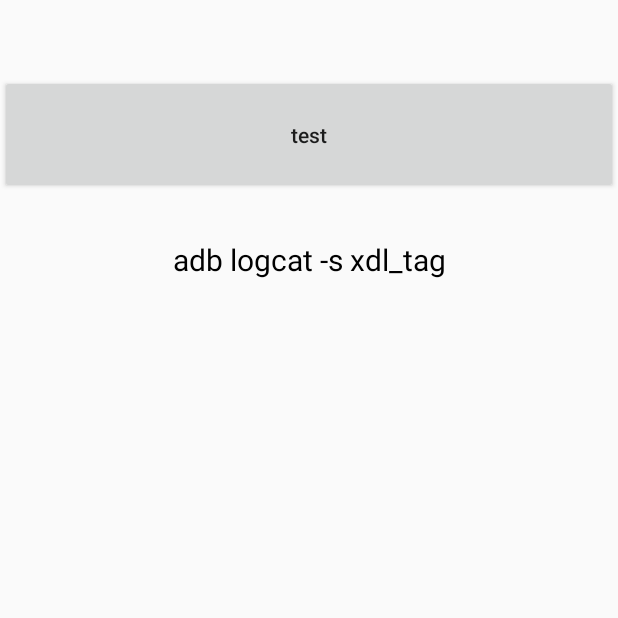
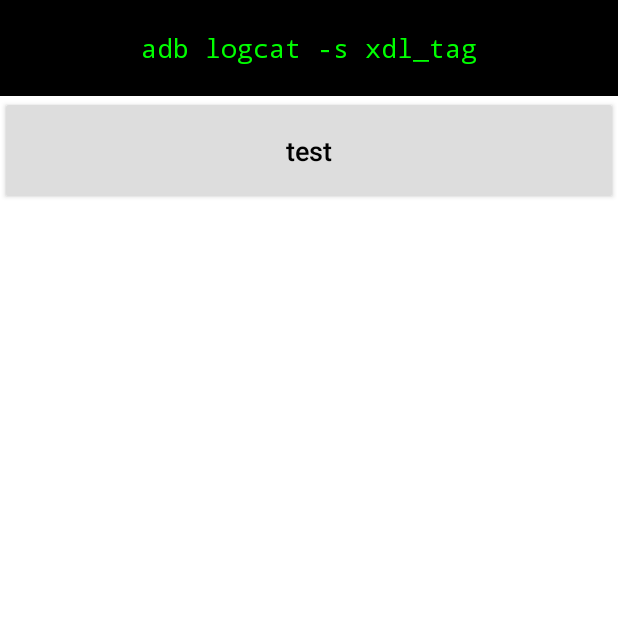
Before and after one commit to hexhacking/xDL, an Android app: the screen it shows after launch (MainActivity), on a phone screen of 412 x 824 dp, the top half of it. Run offline under Robolectric (Android 15) with nearby library versions, the phone set to English and light mode, and no system bars; 2 statements that could not run were skipped.

Commit message:
Improve the sample app.

```diff
--- a/build.gradle
+++ b/build.gradle
@@ -1,6 +1,6 @@
 plugins {
-    id 'com.android.application' version '8.5.1' apply false
-    id 'com.android.library' version '8.5.1' apply false
+    id 'com.android.application' version '8.10.1' apply false
+    id 'com.android.library' version '8.10.1' apply false
 }
 
 tasks.register('clean', Delete) {
@@ -9,12 +9,12 @@ tasks.register('clean', Delete) {
 
 ext {
     minSdkVersion = 16
-    compileSdkVersion = 35
-    targetSdkVersion = 35
-    buildToolsVersion = "35.0.0"
+    compileSdkVersion = 36
+    targetSdkVersion = 36
+    buildToolsVersion = "36.0.0"
     javaVersion = JavaVersion.VERSION_1_8
     ndkVersion = "23.2.8568313"
-    cmakeVersion = "3.22.1"
+    cmakeVersion = "4.0.2"
     abiFilters = "armeabi-v7a,arm64-v8a,x86,x86_64"
     useASAN = false
     dependencyOnLocalLibrary = true
--- a/xdl/src/main/cpp/CMakeLists.txt
+++ b/xdl/src/main/cpp/CMakeLists.txt
@@ -12,8 +12,8 @@ if(USEASAN)
     target_compile_options(xdl PUBLIC -fsanitize=address -fno-omit-frame-pointer)
     target_link_options(xdl PUBLIC -fsanitize=address)
 else()
-    target_compile_options(xdl PUBLIC -Oz -ffunction-sections -fdata-sections)
-    target_link_options(xdl PUBLIC -Oz -Wl,--exclude-libs,ALL -Wl,--gc-sections -Wl,--version-script=${CMAKE_CURRENT_SOURCE_DIR}/xdl.map.txt)
+    target_compile_options(xdl PUBLIC -Os -ffunction-sections -fdata-sections)
+    target_link_options(xdl PUBLIC -Os -Wl,--exclude-libs,ALL -Wl,--gc-sections -Wl,--version-script=${CMAKE_CURRENT_SOURCE_DIR}/xdl.map.txt)
 endif()
 
 if((${ANDROID_ABI} STREQUAL "arm64-v8a") OR (${ANDROID_ABI} STREQUAL "x86_64"))
--- a/xdl_sample/src/main/java/io/github/hexhacking/xdl/sample/MainActivity.java
+++ b/xdl_sample/src/main/java/io/github/hexhacking/xdl/sample/MainActivity.java
@@ -2,6 +2,9 @@ package io.github.hexhacking.xdl.sample;
 
 import androidx.activity.EdgeToEdge;
 import androidx.appcompat.app.AppCompatActivity;
+import androidx.core.graphics.Insets;
+import androidx.core.view.ViewCompat;
+import androidx.core.view.WindowInsetsCompat;
 
 import android.os.Bundle;
 import android.util.Log;
@@ -14,6 +17,11 @@ public class MainActivity extends AppCompatActivity {
         super.onCreate(savedInstanceState);
         EdgeToEdge.enable(this);
         setContentView(R.layout.activity_main);
+        ViewCompat.setOnApplyWindowInsetsListener(findViewById(R.id.main), (v, insets) -> {
+            Insets systemBars = insets.getInsets(WindowInsetsCompat.Type.systemBars());
+            v.setPadding(systemBars.left, systemBars.top, systemBars.right, systemBars.bottom);
+            return insets;
+        });
 
         findViewById(R.id.testButton).setOnClickListener(new View.OnClickListener() {
             public void onClick(View v) {
--- a/xdl_sample/src/main/res/layout/activity_main.xml
+++ b/xdl_sample/src/main/res/layout/activity_main.xml
@@ -1,35 +1,31 @@
 <?xml version="1.0" encoding="utf-8"?>
-<LinearLayout
+<androidx.coordinatorlayout.widget.CoordinatorLayout
     xmlns:android="http://schemas.android.com/apk/res/android"
         xmlns:tools="http://schemas.android.com/tools"
+        android:id="@+id/main"
         android:layout_width="match_parent"
         android:layout_height="match_parent"
         android:orientation="vertical"
-    android:paddingTop="50dp"
         tools:context=".MainActivity">
-    <Button
-        android:id="@+id/testButton"
+    <LinearLayout
+        android:layout_width="match_parent"
+        android:layout_height="match_parent"
+        android:orientation="vertical">
+        <TextView style="@style/Theme.TextView.Top"
+            android:text="adb logcat -s xdl_tag" />
+        <ScrollView
+            android:layout_width="match_parent"
+            android:layout_height="match_parent"
+            android:background="@color/white"
+            android:orientation="vertical">
+            <LinearLayout
                 android:layout_width="match_parent"
                 android:layout_height="wrap_content"
-        android:layout_margin="0dp"
-        android:paddingTop="30dp"
-        android:paddingBottom="30dp"
-        android:paddingLeft="10dp"
-        android:paddingRight="10dp"
-        android:text="test"
-        android:textAllCaps="false"
-        tools:ignore="HardcodedText" />
-    <TextView
-        android:id="@+id/textMsg"
-        android:layout_width="match_parent"
-        android:layout_height="wrap_content"
-        android:layout_margin="0dp"
-        android:paddingTop="30dp"
-        android:paddingBottom="30dp"
-        android:paddingLeft="10dp"
-        android:paddingRight="10dp"
-        android:gravity="center"
-        android:textSize="20sp"
-        android:textColor="#000000"
-        android:text="@string/logcat_hints" />
+                android:orientation="vertical">
+                <Button style="@style/Theme.Button"
+                    android:id="@+id/testButton"
+                    android:text="test" />
             </LinearLayout>
+        </ScrollView>
+    </LinearLayout>
+</androidx.coordinatorlayout.widget.CoordinatorLayout>
--- a/xdl_sample/src/main/res/values/colors.xml
+++ b/xdl_sample/src/main/res/values/colors.xml
@@ -1,3 +1,7 @@
 <?xml version="1.0" encoding="utf-8"?>
 <resources>
+    <color name="black">#FF000000</color>
+    <color name="white">#FFFFFFFF</color>
+    <color name="grey">#FFDDDDDD</color>
+    <color name="green">#FF00FF00</color>
 </resources>
--- a/xdl_sample/src/main/res/values/strings.xml
+++ b/xdl_sample/src/main/res/values/strings.xml
@@ -1,4 +1,3 @@
 <resources>
     <string name="app_name">xDL-sample</string>
-    <string name="logcat_hints">adb logcat -s xdl_tag</string>
 </resources>
--- a/xdl_sample/src/main/res/values/themes.xml
+++ b/xdl_sample/src/main/res/values/themes.xml
@@ -1,8 +1,35 @@
-<resources>
-
+<resources xmlns:tools="http://schemas.android.com/tools">
     <!-- Base application theme. -->
-    <style name="AppTheme" parent="Theme.AppCompat.Light.NoActionBar">
-        <!-- Customize your theme here. -->
+    <style name="AppTheme" parent="Theme.Material3.DayNight.NoActionBar">
+        <item name="colorPrimary">@color/white</item>
+        <item name="colorPrimaryDark">@color/black</item>
+        <item name="colorAccent">@color/grey</item>
     </style>
-
+    <style name="Theme.TextView.Top" parent="Widget.MaterialComponents.TextView">
+        <item name="android:layout_width">match_parent</item>
+        <item name="android:layout_height">wrap_content</item>
+        <item name="android:layout_margin">0dp</item>
+        <item name="android:paddingTop">20dp</item>
+        <item name="android:paddingBottom">20dp</item>
+        <item name="android:paddingLeft">10dp</item>
+        <item name="android:paddingRight">10dp</item>
+        <item name="android:gravity">center</item>
+        <item name="android:textSize">17sp</item>
+        <item name="android:fontFamily">monospace</item>
+        <item name="android:textColor">@color/green</item>
+        <item name="android:background">@color/black</item>
+    </style>
+    <style name="Theme.Button" parent="Widget.AppCompat.Button.Colored">
+        <item name="android:layout_width">match_parent</item>
+        <item name="android:layout_height">wrap_content</item>
+        <item name="backgroundTint">#DDDDDD</item>
+        <item name="android:textColor">@color/black</item>
+        <item name="android:layout_margin">0dp</item>
+        <item name="android:paddingLeft">10dp</item>
+        <item name="android:paddingTop">20dp</item>
+        <item name="android:paddingRight">10dp</item>
+        <item name="android:paddingBottom">20dp</item>
+        <item name="android:textSize">18sp</item>
+        <item name="android:textAllCaps">false</item>
+    </style>
 </resources>
```
Also changed, not shown: gradle/wrapper/gradle-wrapper.properties, 1 other file. Lines whose indentation alone changed are shown as unchanged.
